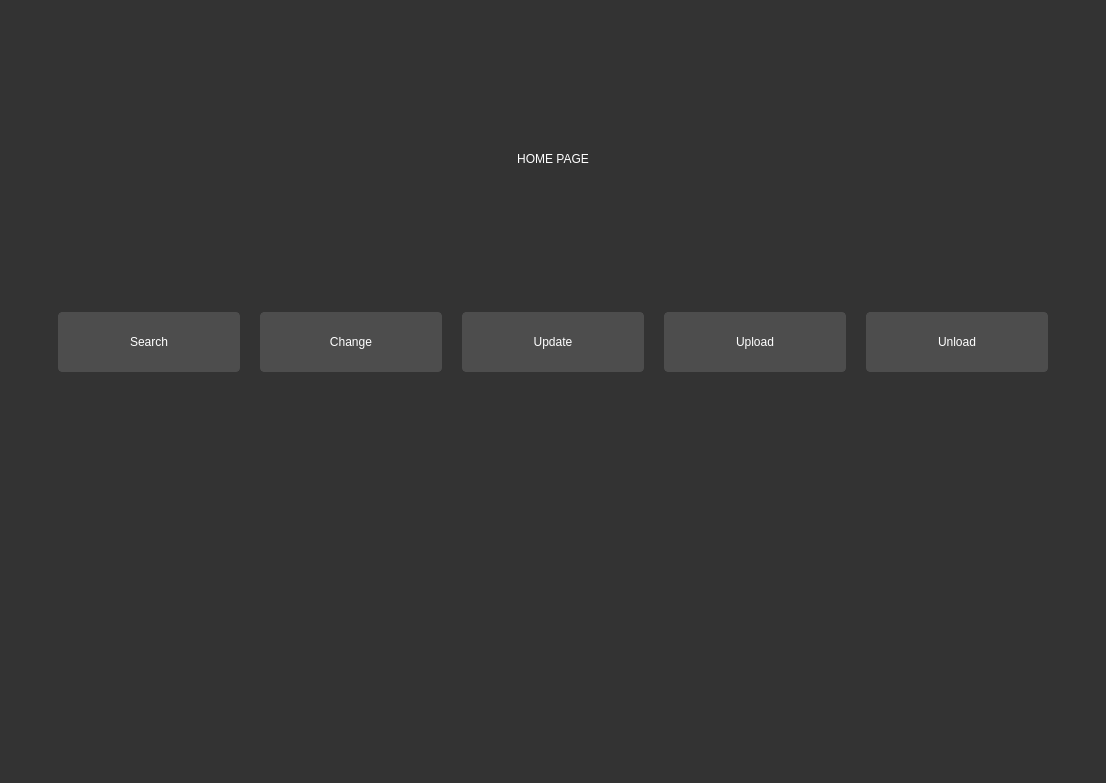
The window that source/program/driver/features/homepage.ui (Teky500/Ebook-PR-Application) describes before a commit, drawn with Qt 5.
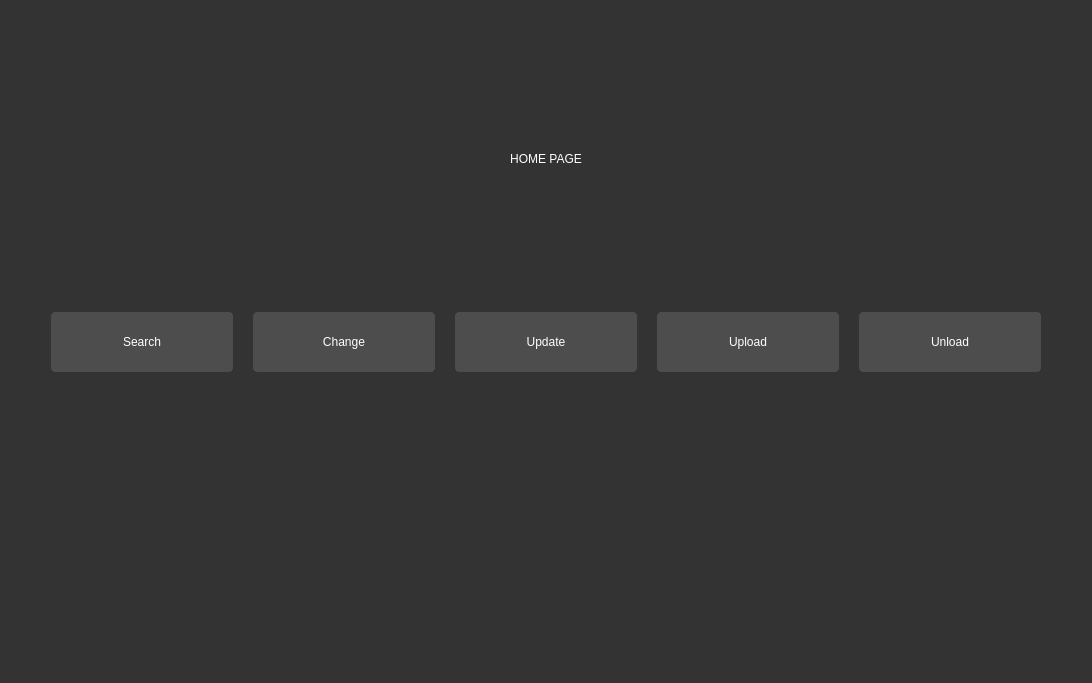
The same window after the commit.

Patch:
```diff
--- a/source/program/driver/features/homepage.ui
+++ b/source/program/driver/features/homepage.ui
@@ -9,10 +9,16 @@
    <rect>
     <x>0</x>
     <y>0</y>
-    <width>1106</width>
-    <height>783</height>
+    <width>1092</width>
+    <height>683</height>
    </rect>
   </property>
+  <property name="minimumSize">
+   <size>
+    <width>700</width>
+    <height>500</height>
+   </size>
+  </property>
   <property name="windowTitle">
    <string>Form</string>
   </property>
@@ -154,7 +160,7 @@
         <number>5</number>
        </property>
        <property name="bottomMargin">
-        <number>400</number>
+        <number>300</number>
        </property>
        <item>
         <widget class="QPushButton" name="search">
```
